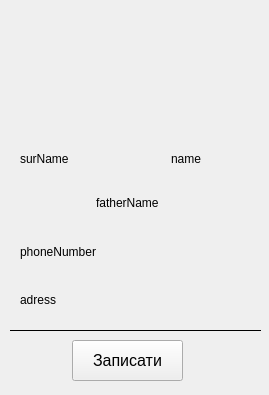
MaksWellFine/OOP, file Courcework_18-19/MedicineCards/userinfo.ui: the form before one commit.
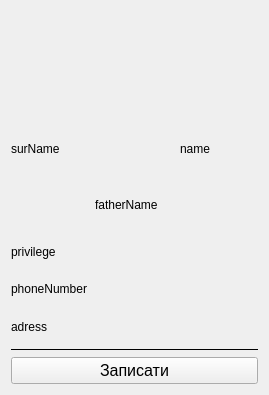
The form after the commit. Icons and pictures are not drawn.

```diff
--- a/Courcework_18-19/MedicineCards/userinfo.ui
+++ b/Courcework_18-19/MedicineCards/userinfo.ui
@@ -31,14 +31,16 @@
   <property name="inputMethodHints">
    <set>Qt::ImhNone</set>
   </property>
+  <layout class="QVBoxLayout" name="verticalLayout_2">
+   <item>
+    <layout class="QGridLayout" name="gridLayout_2">
+     <item row="0" column="0">
   <widget class="QLabel" name="label">
-   <property name="geometry">
-    <rect>
-     <x>70</x>
-     <y>10</y>
-     <width>111</width>
-     <height>121</height>
-    </rect>
+       <property name="maximumSize">
+        <size>
+         <width>120</width>
+         <height>120</height>
+        </size>
    </property>
    <property name="text">
     <string/>
@@ -56,16 +58,43 @@
     <bool>false</bool>
    </property>
   </widget>
-  <widget class="QWidget" name="verticalLayoutWidget">
-   <property name="geometry">
-    <rect>
-     <x>20</x>
-     <y>230</y>
-     <width>221</width>
-     <height>91</height>
-    </rect>
-   </property>
+     </item>
+    </layout>
+   </item>
+   <item>
+    <layout class="QGridLayout" name="gridLayout">
+     <item row="0" column="2">
+      <widget class="QLabel" name="labelName">
+       <property name="text">
+        <string>name</string>
+       </property>
+      </widget>
+     </item>
+     <item row="0" column="0">
+      <widget class="QLabel" name="labelSurname">
+       <property name="text">
+        <string>surName</string>
+       </property>
+      </widget>
+     </item>
+     <item row="1" column="1">
+      <widget class="QLabel" name="labelFatherName">
+       <property name="text">
+        <string>fatherName</string>
+       </property>
+      </widget>
+     </item>
+    </layout>
+   </item>
+   <item>
    <layout class="QVBoxLayout" name="verticalLayout">
+     <item>
+      <widget class="QLabel" name="labelPrivilege">
+       <property name="text">
+        <string>privilege</string>
+       </property>
+      </widget>
+     </item>
     <item>
      <widget class="QLabel" name="labelPhoneNmber">
       <property name="text">
@@ -81,34 +110,9 @@
      </widget>
     </item>
    </layout>
-  </widget>
-  <widget class="QPushButton" name="pushButton">
-   <property name="geometry">
-    <rect>
-     <x>72</x>
-     <y>340</y>
-     <width>111</width>
-     <height>41</height>
-    </rect>
-   </property>
-   <property name="font">
-    <font>
-     <pointsize>12</pointsize>
-    </font>
-   </property>
-   <property name="text">
-    <string>Записати</string>
-   </property>
-  </widget>
+   </item>
+   <item>
   <widget class="Line" name="line">
-   <property name="geometry">
-    <rect>
-     <x>10</x>
-     <y>320</y>
-     <width>251</width>
-     <height>20</height>
-    </rect>
-   </property>
    <property name="frameShadow">
     <enum>QFrame::Plain</enum>
    </property>
@@ -119,39 +123,20 @@
     <enum>Qt::Horizontal</enum>
    </property>
   </widget>
-  <widget class="QWidget" name="gridLayoutWidget">
-   <property name="geometry">
-    <rect>
-     <x>20</x>
-     <y>140</y>
-     <width>221</width>
-     <height>81</height>
-    </rect>
-   </property>
-   <layout class="QGridLayout" name="gridLayout">
-    <item row="0" column="2">
-     <widget class="QLabel" name="labelName">
-      <property name="text">
-       <string>name</string>
-      </property>
-     </widget>
-    </item>
-    <item row="0" column="0">
-     <widget class="QLabel" name="labelSurname">
-      <property name="text">
-       <string>surName</string>
-      </property>
-     </widget>
-    </item>
-    <item row="1" column="1">
-     <widget class="QLabel" name="labelFatherName">
+   </item>
+   <item>
+    <widget class="QPushButton" name="pushButton">
+     <property name="font">
+      <font>
+       <pointsize>12</pointsize>
+      </font>
+     </property>
       <property name="text">
-       <string>fatherName</string>
+      <string>Записати</string>
       </property>
      </widget>
     </item>
    </layout>
-  </widget>
  </widget>
  <resources/>
  <connections/>
```
Lines whose indentation alone changed are shown as unchanged.
